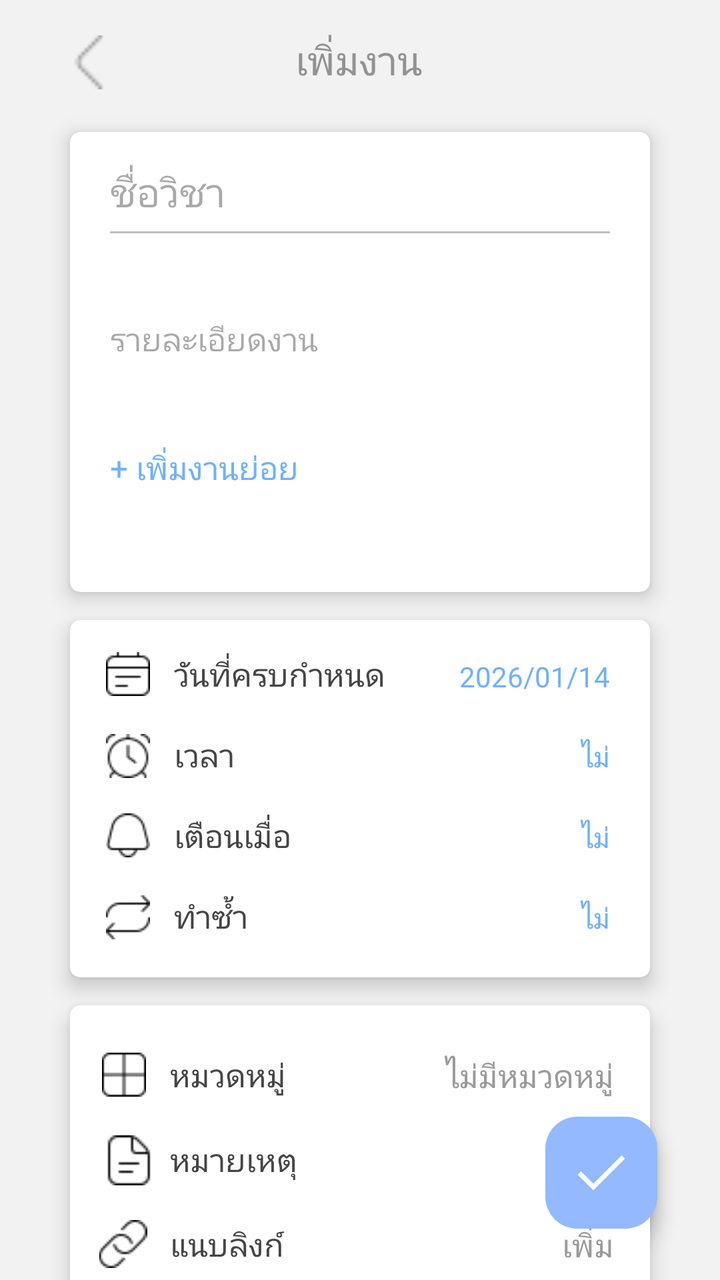
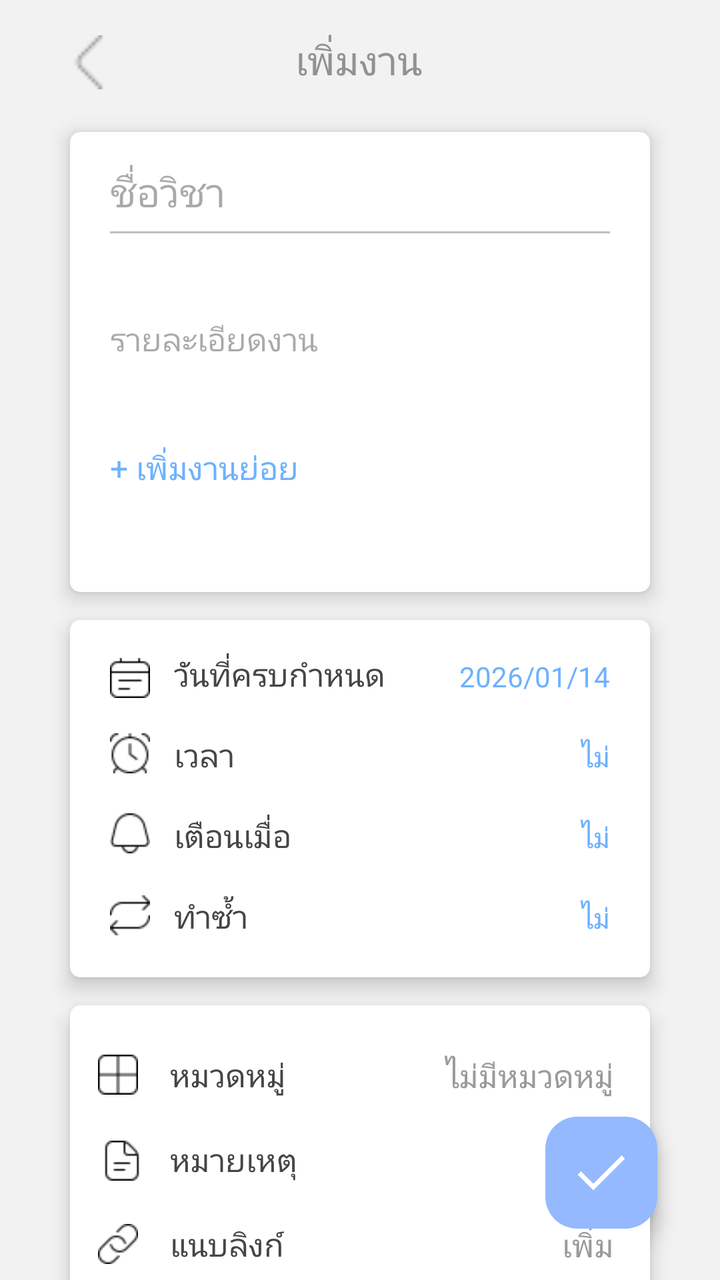

Screens rendered from an Android XML layout before and after an edit, with the pre-edit source and the edit as a unified diff.
<!-- AndroidManifest.xml: application theme Theme.Project -->
<!-- res/layout/activity_add_task.xml -->
<?xml version="1.0" encoding="utf-8"?>
<androidx.constraintlayout.widget.ConstraintLayout xmlns:android="http://schemas.android.com/apk/res/android"
    xmlns:app="http://schemas.android.com/apk/res-auto"
    xmlns:tools="http://schemas.android.com/tools"
    android:id="@+id/main"
    android:layout_width="match_parent"
    android:layout_height="match_parent"
    android:background="#F2F2F2">

    

    

    <ImageView
        android:id="@+id/btnBack"
        android:layout_width="27dp"
        android:layout_height="30dp"
        android:layout_marginTop="16dp"
        android:src="@drawable/ic_back"
        app:layout_constraintEnd_toEndOf="parent"
        app:layout_constraintHorizontal_bias="0.092"
        app:layout_constraintStart_toStartOf="parent"
        app:layout_constraintTop_toTopOf="parent" />

    
    <TextView
        android:id="@+id/title"
        android:layout_width="wrap_content"
        android:layout_height="wrap_content"
        android:text="เพิ่มงาน"
        android:textColor="#929292"
        android:textSize="20sp"
        app:layout_constraintBottom_toBottomOf="parent"
        app:layout_constraintEnd_toEndOf="parent"
        app:layout_constraintHorizontal_bias="0.498"
        app:layout_constraintStart_toStartOf="parent"
        app:layout_constraintTop_toTopOf="@id/btnBack"
        app:layout_constraintVertical_bias="0.0" />

    <androidx.cardview.widget.CardView
        android:id="@+id/card1"
        android:layout_width="0dp"
        android:layout_height="230dp"
        android:layout_marginStart="35dp"
        android:layout_marginTop="20dp"
        android:layout_marginEnd="35dp"
        app:cardBackgroundColor="#FFFFFF"
        app:cardCornerRadius="5dp"
        app:cardElevation="6dp"
        app:layout_constraintEnd_toEndOf="parent"
        app:layout_constraintStart_toStartOf="parent"
        app:layout_constraintTop_toBottomOf="@id/btnBack">

        
        <LinearLayout
            android:layout_width="match_parent"
            android:layout_height="match_parent"
            android:orientation="vertical"
            android:paddingStart="20dp"
            android:paddingTop="16dp"
            android:paddingEnd="20dp">

            
            <EditText
                android:id="@+id/addProjName"
                android:layout_width="match_parent"
                android:layout_height="wrap_content"
                android:background="@android:color/transparent"
                android:hint="ชื่อวิชา"
                android:textColor="#454545"
                android:textSize="20sp" />

            
            <View
                android:layout_width="match_parent"
                android:layout_height="1dp"
                android:layout_marginTop="6dp"
                android:background="#BEBEBE" />

            
            <EditText
                android:id="@+id/addProjDetail"
                android:layout_width="match_parent"
                android:layout_height="wrap_content"
                android:layout_marginTop="8dp"
                android:background="@android:color/transparent"
                android:hint="รายละเอียดงาน"
                android:minHeight="90dp"
                android:textColor="#9A9A9A"
                android:textSize="16sp" />

            
            <TextView
                android:id="@+id/addSubtask"
                android:layout_width="wrap_content"
                android:layout_height="wrap_content"
                android:layout_marginTop="8dp"
                android:text="+ เพิ่มงานย่อย"
                android:textColor="#6DB1FF"
                android:textSize="16sp" />

            <androidx.recyclerview.widget.RecyclerView
                android:id="@+id/recyclerSubtask"
                android:layout_width="match_parent"
                android:layout_height="wrap_content"
                android:visibility="gone" />

        </LinearLayout>

    </androidx.cardview.widget.CardView>

    
    <androidx.cardview.widget.CardView
        android:id="@+id/card2"
        android:layout_width="0dp"
        android:layout_height="wrap_content"
        android:layout_marginStart="35dp"
        android:layout_marginTop="14dp"
        android:layout_marginEnd="35dp"
        app:cardBackgroundColor="#FFFFFF"
        app:cardCornerRadius="5dp"
        app:cardElevation="6dp"
        app:layout_constraintEnd_toEndOf="parent"
        app:layout_constraintStart_toStartOf="parent"
        app:layout_constraintTop_toBottomOf="@id/card1">

        <androidx.constraintlayout.widget.ConstraintLayout
            android:layout_width="match_parent"
            android:layout_height="wrap_content"
            android:padding="16dp">

            

            <ImageView
                android:layout_width="26dp"
                android:layout_height="22dp"
                android:src="@drawable/ic_menu_my_calendar"
                app:layout_constraintStart_toStartOf="parent"
                app:layout_constraintTop_toTopOf="parent" />

            <TextView
                android:id="@+id/txtDueLabel"
                android:layout_width="wrap_content"
                android:layout_height="wrap_content"
                android:layout_marginStart="36dp"
                android:text="วันที่ครบกำหนด"
                android:textColor="#454545"
                android:textSize="16sp"
                app:layout_constraintStart_toStartOf="parent"
                app:layout_constraintTop_toTopOf="parent" />

            <TextView
                android:id="@+id/txtDueValue"
                android:layout_width="wrap_content"
                android:layout_height="wrap_content"
                android:background="?attr/selectableItemBackgroundBorderless"
                android:clickable="true"
                android:focusable="true"
                android:padding="4dp"
                android:text="2026/01/14"
                android:textColor="#6DB1FF"
                android:textSize="14sp"
                app:layout_constraintBaseline_toBaselineOf="@id/txtDueLabel"
                app:layout_constraintEnd_toEndOf="parent" />

            

            <ImageView
                android:layout_width="26dp"
                android:layout_height="22dp"
                android:src="@drawable/ic_clock"
                app:layout_constraintBottom_toBottomOf="parent"
                app:layout_constraintStart_toStartOf="parent"
                app:layout_constraintTop_toTopOf="parent"
                app:layout_constraintVertical_bias="0.328" />

            <TextView
                android:id="@+id/txtTimeLabel"
                android:layout_width="wrap_content"
                android:layout_height="wrap_content"
                android:layout_marginStart="36dp"
                android:layout_marginTop="18dp"
                android:text="เวลา"
                android:textColor="#454545"
                android:textSize="16sp"
                app:layout_constraintStart_toStartOf="parent"
                app:layout_constraintTop_toBottomOf="@id/txtDueLabel" />

            <TextView
                android:id="@+id/txtTimeValue"
                android:layout_width="wrap_content"
                android:layout_height="wrap_content"
                android:background="?attr/selectableItemBackgroundBorderless"
                android:clickable="true"
                android:focusable="true"
                android:padding="4dp"
                android:text="ไม่"
                android:textColor="#6DB1FF"
                android:textSize="14sp"
                app:layout_constraintBaseline_toBaselineOf="@id/txtTimeLabel"
                app:layout_constraintEnd_toEndOf="parent" />

            

            <ImageView
                android:id="@+id/imageView4"
                android:layout_width="26dp"
                android:layout_height="22dp"
                android:src="@drawable/ic_notification"
                app:layout_constraintBottom_toBottomOf="parent"
                app:layout_constraintStart_toStartOf="parent"
                app:layout_constraintTop_toTopOf="parent"
                app:layout_constraintVertical_bias="0.648" />

            <TextView
                android:id="@+id/txtNotifyLabel"
                android:layout_width="wrap_content"
                android:layout_height="wrap_content"
                android:layout_marginStart="36dp"
                android:layout_marginTop="18dp"
                android:text="เตือนเมื่อ"
                android:textColor="#454545"
                android:textSize="16sp"
                app:layout_constraintStart_toStartOf="parent"
                app:layout_constraintTop_toBottomOf="@id/txtTimeLabel" />

            <TextView
                android:id="@+id/txtNotifyValue"
                android:layout_width="wrap_content"
                android:layout_height="wrap_content"
                android:background="?attr/selectableItemBackgroundBorderless"
                android:clickable="true"
                android:focusable="true"
                android:padding="4dp"
                android:text="ไม่"
                android:textColor="#6DB1FF"
                android:textSize="14sp"
                app:layout_constraintBaseline_toBaselineOf="@id/txtNotifyLabel"
                app:layout_constraintEnd_toEndOf="parent" />

            

            <ImageView
                android:id="@+id/imageView5"
                android:layout_width="26dp"
                android:layout_height="22dp"
                android:src="@drawable/ic_repeat"
                app:layout_constraintBottom_toBottomOf="parent"
                app:layout_constraintStart_toStartOf="parent"
                app:layout_constraintTop_toTopOf="parent"
                app:layout_constraintVertical_bias="0.976" />

            <TextView
                android:id="@+id/txtRepeatLabel"
                android:layout_width="wrap_content"
                android:layout_height="wrap_content"
                android:layout_marginStart="36dp"
                android:layout_marginTop="18dp"
                android:text="ทำซ้ำ"
                android:textColor="#454545"
                android:textSize="16sp"
                app:layout_constraintStart_toStartOf="parent"
                app:layout_constraintTop_toBottomOf="@id/txtNotifyLabel" />

            <TextView
                android:id="@+id/txtRepeatValue"
                android:layout_width="wrap_content"
                android:layout_height="wrap_content"
                android:background="?attr/selectableItemBackgroundBorderless"
                android:clickable="true"
                android:focusable="true"
                android:padding="4dp"
                android:text="ไม่"
                android:textColor="#6DB1FF"
                android:textSize="14sp"
                app:layout_constraintBaseline_toBaselineOf="@id/txtRepeatLabel"
                app:layout_constraintEnd_toEndOf="parent" />

        </androidx.constraintlayout.widget.ConstraintLayout>

    </androidx.cardview.widget.CardView>

    
    <androidx.cardview.widget.CardView
        android:id="@+id/card3"
        android:layout_width="0dp"
        android:layout_height="wrap_content"
        android:layout_marginStart="35dp"
        android:layout_marginTop="14dp"
        android:layout_marginEnd="35dp"
        app:cardBackgroundColor="#FFFFFF"
        app:cardCornerRadius="5dp"
        app:cardElevation="6dp"
        app:layout_constraintEnd_toEndOf="parent"
        app:layout_constraintStart_toStartOf="parent"
        app:layout_constraintTop_toBottomOf="@id/card2">

        <LinearLayout
            android:layout_width="match_parent"
            android:layout_height="match_parent"
            android:orientation="vertical"
            android:padding="14dp">

            

            
            <androidx.constraintlayout.widget.ConstraintLayout
                android:layout_width="match_parent"
                android:layout_height="wrap_content"
                android:paddingTop="6dp"
                android:paddingBottom="6dp">

                

                

                <ImageView
                    android:layout_width="26dp"
                    android:layout_height="22dp"
                    android:src="@drawable/ic_border"
                    app:layout_constraintBottom_toBottomOf="parent"
                    app:layout_constraintTop_toTopOf="parent"
                    app:layout_constraintVertical_bias="0.444"
                    tools:layout_editor_absoluteX="2dp" />

                <TextView
                    android:id="@+id/tvCategoryLabel"
                    android:layout_width="wrap_content"
                    android:layout_height="wrap_content"
                    android:layout_marginStart="36dp"
                    android:text="หมวดหมู่"
                    android:textColor="#454545"
                    android:textSize="16sp"
                    app:layout_constraintBottom_toBottomOf="parent"
                    app:layout_constraintStart_toStartOf="parent"
                    app:layout_constraintTop_toTopOf="parent"
                    app:layout_constraintVertical_bias="0.444" />

                <TextView
                    android:id="@+id/tvCategoryValue"
                    android:layout_width="wrap_content"
                    android:layout_height="wrap_content"
                    android:clickable="true"
                    android:focusable="true"
                    android:padding="4dp"
                    android:text="ไม่มีหมวดหมู่"
                    android:textColor="#9A9A9A"
                    android:textSize="16sp"
                    app:layout_constraintBottom_toBottomOf="parent"
                    app:layout_constraintEnd_toEndOf="parent"
                    app:layout_constraintTop_toTopOf="parent" />
            </androidx.constraintlayout.widget.ConstraintLayout>

            <androidx.constraintlayout.widget.ConstraintLayout
                android:layout_width="match_parent"
                android:layout_height="wrap_content"
                android:paddingTop="6dp"
                android:paddingBottom="6dp">

                

                

                <ImageView
                    android:layout_width="27dp"
                    android:layout_height="25dp"
                    android:layout_marginStart="2dp"
                    android:src="@drawable/ic_document"
                    app:layout_constraintBottom_toBottomOf="parent"
                    app:layout_constraintStart_toStartOf="parent"
                    app:layout_constraintTop_toTopOf="parent" />

                <TextView
                    android:id="@+id/tvNoteLabel"
                    android:layout_width="wrap_content"
                    android:layout_height="wrap_content"
                    android:layout_marginStart="36dp"
                    android:text="หมายเหตุ"
                    android:textColor="#454545"
                    android:textSize="16sp"
                    app:layout_constraintBottom_toBottomOf="parent"
                    app:layout_constraintStart_toStartOf="parent"
                    app:layout_constraintTop_toTopOf="parent"
                    app:layout_constraintVertical_bias="0.444" />

                <TextView
                    android:id="@+id/tvNoteValue"
                    android:layout_width="wrap_content"
                    android:layout_height="wrap_content"
                    android:clickable="true"
                    android:focusable="true"
                    android:padding="4dp"
                    android:text="เพิ่ม"
                    android:textColor="#9A9A9A"
                    android:textSize="16sp"
                    app:layout_constraintBottom_toBottomOf="parent"
                    app:layout_constraintEnd_toEndOf="parent"
                    app:layout_constraintTop_toTopOf="parent" />
            </androidx.constraintlayout.widget.ConstraintLayout>


            
            <androidx.constraintlayout.widget.ConstraintLayout
                android:layout_width="match_parent"
                android:layout_height="wrap_content"
                android:paddingTop="6dp"
                android:paddingBottom="6dp">

                

                <ImageView
                    android:layout_width="25dp"
                    android:layout_height="24dp"
                    android:src="@drawable/ic_link"
                    app:layout_constraintBottom_toBottomOf="parent"
                    app:layout_constraintTop_toTopOf="parent"
                    app:layout_constraintVertical_bias="0.444"
                    tools:layout_editor_absoluteX="2dp" />

                
                <TextView
                    android:id="@+id/tvLinkLabel"
                    android:layout_width="wrap_content"
                    android:layout_height="wrap_content"
                    android:layout_marginStart="36dp"
                    android:text="แนบลิงก์"
                    android:textColor="#454545"
                    android:textSize="16sp"
                    app:layout_constraintBottom_toBottomOf="parent"
                    app:layout_constraintStart_toStartOf="parent"
                    app:layout_constraintTop_toTopOf="parent"
                    app:layout_constraintVertical_bias="0.444" />

                <TextView
                    android:id="@+id/tvLinkValue"
                    android:layout_width="wrap_content"
                    android:layout_height="wrap_content"
                    android:clickable="true"
                    android:focusable="true"
                    android:padding="4dp"
                    android:text="เพิ่ม"
                    android:textColor="#9A9A9A"
                    android:textSize="16sp"
                    app:layout_constraintBottom_toBottomOf="parent"
                    app:layout_constraintEnd_toEndOf="parent"
                    app:layout_constraintTop_toTopOf="parent" />
            </androidx.constraintlayout.widget.ConstraintLayout>

        </LinearLayout>

    </androidx.cardview.widget.CardView>

    
    

    <com.google.android.material.floatingactionbutton.FloatingActionButton
        android:id="@+id/saveButton"
        android:layout_width="wrap_content"
        android:layout_height="wrap_content"
        app:layout_constraintHorizontal_bias="0.897"
        app:layout_constraintStart_toStartOf="parent"
        app:layout_constraintTop_toTopOf="parent"
        app:layout_constraintVertical_bias="0.956"
        android:contentDescription="เพิ่มงาน"
        android:src="@drawable/ic_cheap"
        app:backgroundTint="#94b9ff"
        app:layout_constraintBottom_toBottomOf="parent"
        app:layout_constraintEnd_toEndOf="parent"
        app:tint="@android:color/white" />

</androidx.constraintlayout.widget.ConstraintLayout>
<!-- resources referenced by this layout -->
<resources>
  <!-- drawable ic_back: png bitmap (drawable, 430 bytes) -->
  <!-- drawable ic_border: png bitmap (drawable, 356 bytes) -->
  <!-- drawable ic_cheap: png bitmap (drawable, 28768 bytes) -->
  <!-- drawable ic_clock: png bitmap (drawable, 622 bytes) -->
  <!-- drawable ic_document: png bitmap (drawable, 378 bytes) -->
  <!-- drawable ic_link: png bitmap (drawable, 444 bytes) -->
  <!-- drawable ic_menu_my_calendar: png bitmap (drawable, 342 bytes) -->
  <!-- drawable ic_notification: png bitmap (drawable, 483 bytes) -->
  <!-- drawable ic_repeat: png bitmap (drawable, 373 bytes) -->
  <style name="Theme.Project" parent="Base.Theme.Project" />
  <style name="Base.Theme.Project" parent="Theme.Material3.DayNight.NoActionBar">
          
          
      </style>
</resources>

<!-- the commit's change to res/layout/activity_add_task.xml (unified diff, before → after) -->
@@ -132,8 +132,10 @@
             
 
             <ImageView
-                android:layout_width="26dp"
-                android:layout_height="22dp"
+                android:layout_width="20dp"
+                android:layout_height="20dp"
+                android:layout_marginStart="4dp"
+                android:layout_marginTop="3dp"
                 android:src="@drawable/ic_menu_my_calendar"
                 app:layout_constraintStart_toStartOf="parent"
                 app:layout_constraintTop_toTopOf="parent" />
@@ -166,13 +168,14 @@
             
 
             <ImageView
-                android:layout_width="26dp"
-                android:layout_height="22dp"
+                android:layout_width="20dp"
+                android:layout_height="20dp"
+                android:layout_marginStart="4dp"
                 android:src="@drawable/ic_clock"
                 app:layout_constraintBottom_toBottomOf="parent"
                 app:layout_constraintStart_toStartOf="parent"
                 app:layout_constraintTop_toTopOf="parent"
-                app:layout_constraintVertical_bias="0.328" />
+                app:layout_constraintVertical_bias="0.322" />
 
             <TextView
                 android:id="@+id/txtTimeLabel"
@@ -204,13 +207,14 @@
 
             <ImageView
                 android:id="@+id/imageView4"
-                android:layout_width="26dp"
-                android:layout_height="22dp"
+                android:layout_width="20dp"
+                android:layout_height="20dp"
+                android:layout_marginStart="4dp"
                 android:src="@drawable/ic_notification"
                 app:layout_constraintBottom_toBottomOf="parent"
                 app:layout_constraintStart_toStartOf="parent"
                 app:layout_constraintTop_toTopOf="parent"
-                app:layout_constraintVertical_bias="0.648" />
+                app:layout_constraintVertical_bias="0.637" />
 
             <TextView
                 android:id="@+id/txtNotifyLabel"
@@ -242,13 +246,14 @@
 
             <ImageView
                 android:id="@+id/imageView5"
-                android:layout_width="26dp"
-                android:layout_height="22dp"
+                android:layout_width="20dp"
+                android:layout_height="20dp"
+                android:layout_marginStart="4dp"
                 android:src="@drawable/ic_repeat"
                 app:layout_constraintBottom_toBottomOf="parent"
                 app:layout_constraintStart_toStartOf="parent"
                 app:layout_constraintTop_toTopOf="parent"
-                app:layout_constraintVertical_bias="0.976" />
+                app:layout_constraintVertical_bias="0.96" />
 
             <TextView
                 android:id="@+id/txtRepeatLabel"
@@ -315,8 +320,8 @@
                 
 
                 <ImageView
-                    android:layout_width="26dp"
-                    android:layout_height="22dp"
+                    android:layout_width="20dp"
+                    android:layout_height="20dp"
                     android:src="@drawable/ic_border"
                     app:layout_constraintBottom_toBottomOf="parent"
                     app:layout_constraintTop_toTopOf="parent"
@@ -362,8 +367,8 @@
                 
 
                 <ImageView
-                    android:layout_width="27dp"
-                    android:layout_height="25dp"
+                    android:layout_width="20dp"
+                    android:layout_height="20dp"
                     android:layout_marginStart="2dp"
                     android:src="@drawable/ic_document"
                     app:layout_constraintBottom_toBottomOf="parent"
@@ -409,8 +414,8 @@
                 
 
                 <ImageView
-                    android:layout_width="25dp"
-                    android:layout_height="24dp"
+                    android:layout_width="20dp"
+                    android:layout_height="20dp"
                     android:src="@drawable/ic_link"
                     app:layout_constraintBottom_toBottomOf="parent"
                     app:layout_constraintTop_toTopOf="parent"
